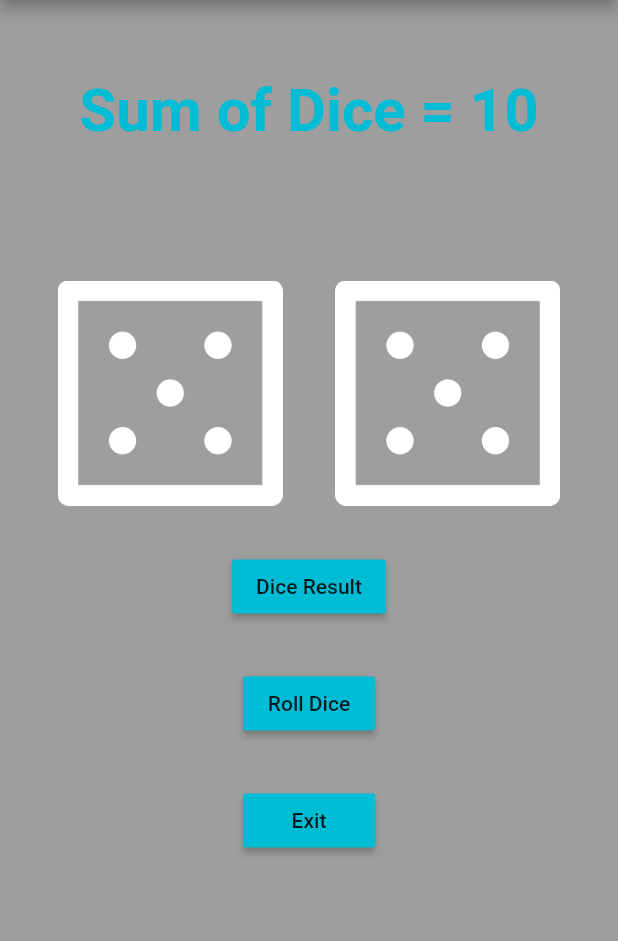
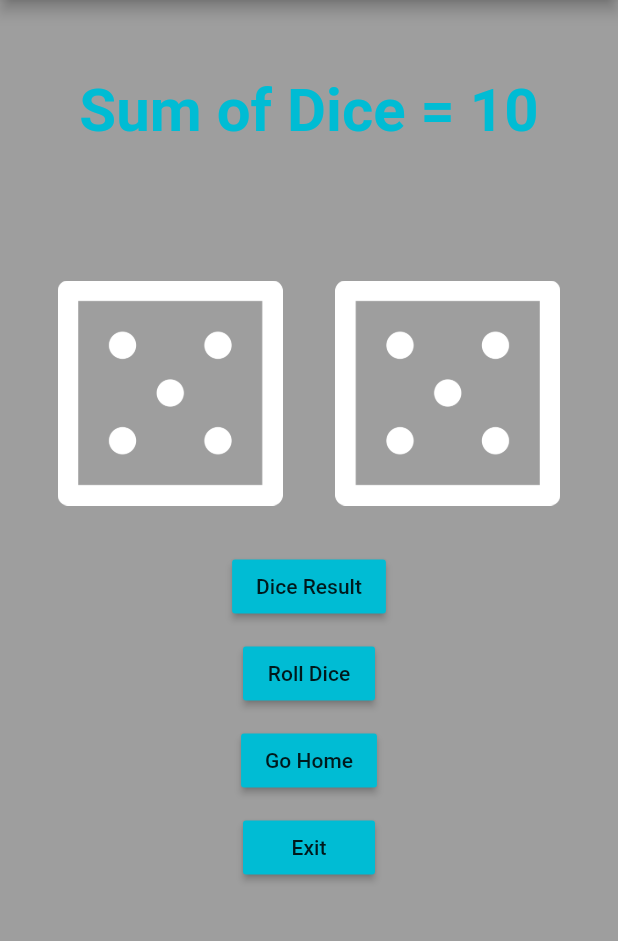
Before and after one commit to MuhammadAlikhichi/SP17-BCS-031, a Flutter app: the screen it shows after launch, after a tap on "simple Level", on a phone screen of 412 x 824 dp, the part 84-1025 px from its top. Run offline on Flutter 3.47's test engine with Material 2 defaults, Android fonts, the phone set to English and light mode, and no system bars.

Commit message:
commit 8 add home button

```diff
--- a/lib/home.dart
+++ b/lib/home.dart
@@ -14,7 +14,7 @@ class _homepageState extends State<homepage> {
   Widget build(BuildContext context) {
     return Scaffold(
       appBar: AppBar(
-        backgroundColor: Colors.pinkAccent,
+        backgroundColor: Colors.cyan,
         title: Text('Dice Game'),
       ),
       body: Center(
@@ -23,7 +23,7 @@ class _homepageState extends State<homepage> {
           children: [
             RaisedButton(
               child: Text('simple Level'),
-                color: Colors.pinkAccent,
+                color: Colors.cyan,
                 onPressed: () {
                   Navigator.push(
                     context,
@@ -36,6 +36,7 @@ class _homepageState extends State<homepage> {
               height: 20,
             ),
             RaisedButton(
+
               child: Text('Hard Level'),
 
 
@@ -45,7 +46,7 @@ class _homepageState extends State<homepage> {
             ),
             RaisedButton(
                 child: Text('Exit'),
-                color: Colors.pinkAccent,
+                color: Colors.cyan,
                 onPressed: () {
                  exit(0);
                 }
--- a/lib/simplelevel.dart
+++ b/lib/simplelevel.dart
@@ -4,6 +4,7 @@ import 'package:flutter/cupertino.dart';
 import 'package:flutter/material.dart';
 import 'dart:math';
 import 'drawer.dart';
+import 'home.dart';
 
 void main() {
   runApp(simplemode());
@@ -120,7 +121,7 @@ class _DicepageState extends State<Dicepage> {
               ),
 
               Padding(
-                padding: const EdgeInsets.only(top: 30),
+                padding: const EdgeInsets.only(top: 10),
                 child: RaisedButton(
                   color: Colors.cyan ,
                   onPressed: changeImage,
@@ -128,7 +129,21 @@ class _DicepageState extends State<Dicepage> {
                 ),
               ),
               Padding(
-                padding: const EdgeInsets.only(top: 30),
+                padding: const EdgeInsets.only(top: 10),
+                child:RaisedButton(
+                    child: Text('Go Home'),
+                    color: Colors.cyan,
+                    onPressed: () {
+                      Navigator.push(
+                        context,
+                        MaterialPageRoute(builder: (context) => homepage()),
+                      );
+                    }
+
+                ),
+              ),
+              Padding(
+                padding: const EdgeInsets.only(top: 10),
                 child: RaisedButton(
                   child: Text('Exit'),
                   color: Colors.cyan ,
--- a/lib/splashscreen.dart
+++ b/lib/splashscreen.dart
@@ -26,7 +26,7 @@ class _splashscreenState extends State<splashscreen> {
       appBar: AppBar(
         backgroundColor: Colors.blueGrey,
       ),
-      backgroundColor: Colors.deepOrange,
+      backgroundColor: Colors.grey,
       body: SafeArea(
         child: Column(
           mainAxisAlignment: MainAxisAlignment.center,
@@ -52,7 +52,7 @@ class _splashscreenState extends State<splashscreen> {
               'SP17-BCS-031',
               style: TextStyle(
                 fontSize: 30.0,
-                color: Colors.black,
+                color: Colors.white,
                 fontWeight: FontWeight.bold,
 
               ),
```
Also changed, not shown: lib/contect.dart (+14 -6 lines).
